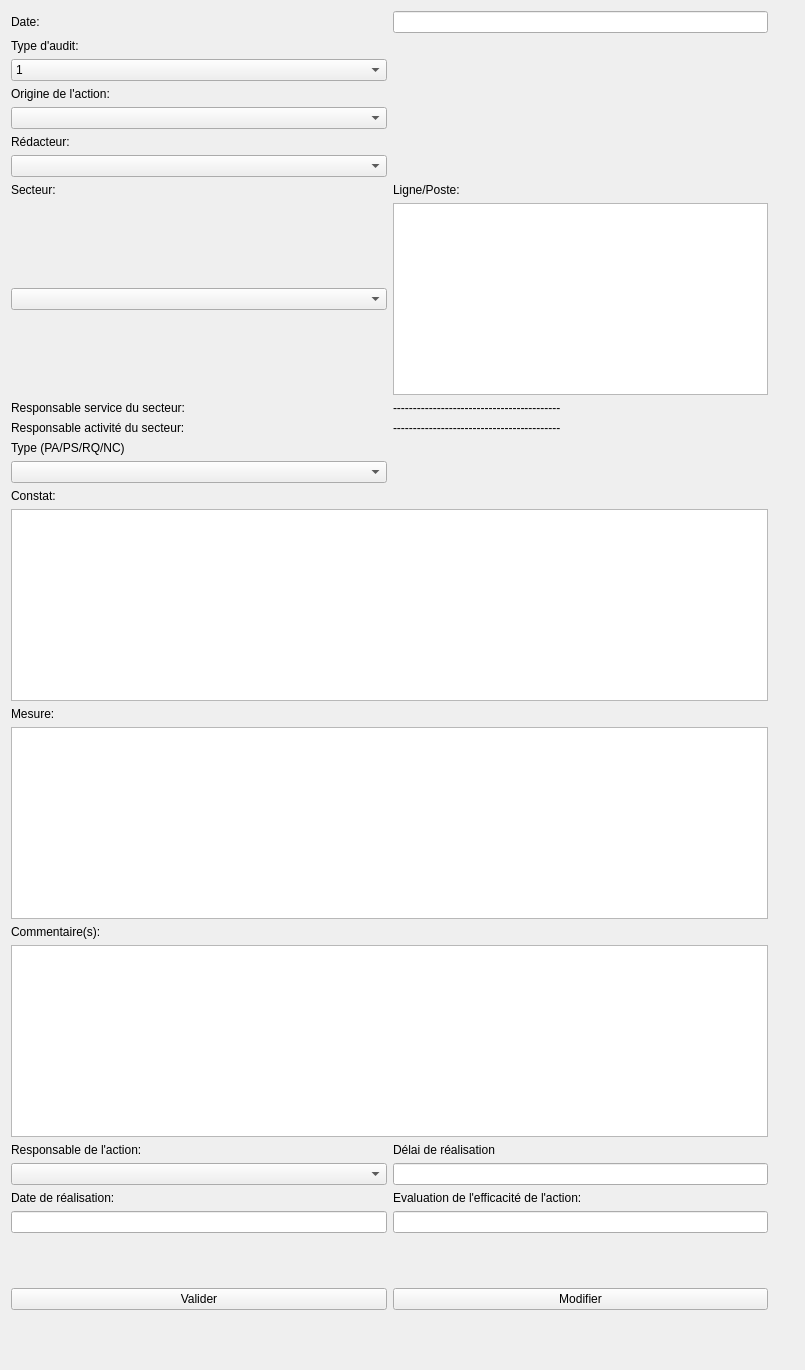
simzrch/Projet_Entremont, file Projet_Ajour/PAG.ui: the form before one commit.
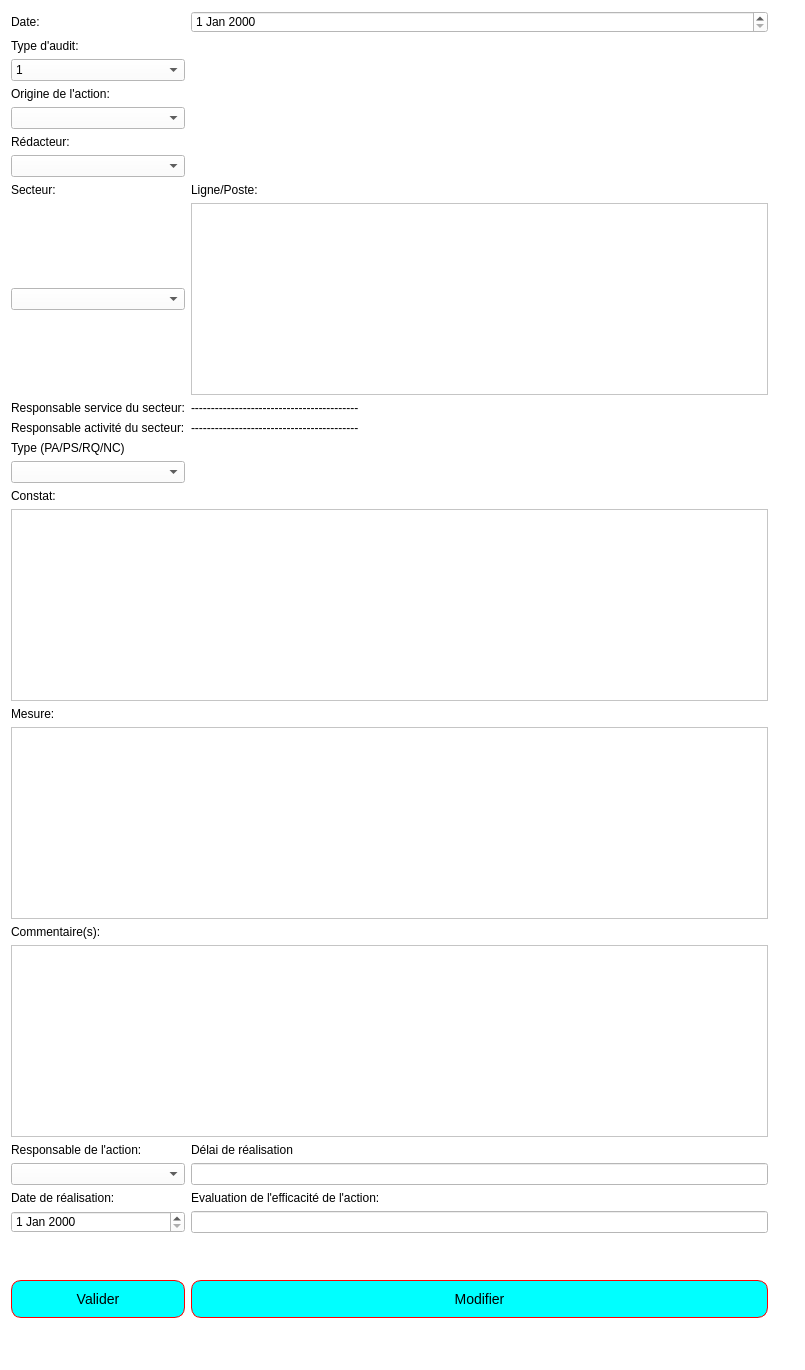
The form after the commit.

Diff of the .ui file:
```diff
--- a/Projet_Ajour/PAG.ui
+++ b/Projet_Ajour/PAG.ui
@@ -16,6 +16,21 @@
     <height>16777215</height>
    </size>
   </property>
+  <property name="styleSheet">
+   <string notr="true">
+    QWidget {
+    background-color: white;
+    }
+	QPushButton {
+        background-color: cyan;
+        color: black;
+        border-radius: 10px;
+        padding: 10px;
+        border: 1px solid red;
+        font-size: 14px;
+    }
+   </string>
+  </property>
   <property name="windowTitle">
    <string>Form</string>
   </property>
@@ -149,9 +164,6 @@
      </property>
     </widget>
    </item>
-   <item row="25" column="0">
-    <widget class="QLineEdit" name="DateRealisation"/>
-   </item>
    <item row="3" column="0">
     <widget class="QLabel" name="label_3">
      <property name="text">
@@ -223,9 +235,6 @@
      </property>
     </widget>
    </item>
-   <item row="0" column="1">
-    <widget class="QLineEdit" name="Date"/>
-   </item>
    <item row="4" column="0">
     <widget class="QComboBox" name="OrigineAction"/>
    </item>
@@ -356,6 +365,12 @@
      </property>
     </widget>
    </item>
+   <item row="0" column="1">
+    <widget class="QDateEdit" name="Date"/>
+   </item>
+   <item row="25" column="0">
+    <widget class="QDateEdit" name="DateRealisation"/>
+   </item>
   </layout>
  </widget>
  <resources/>
```
